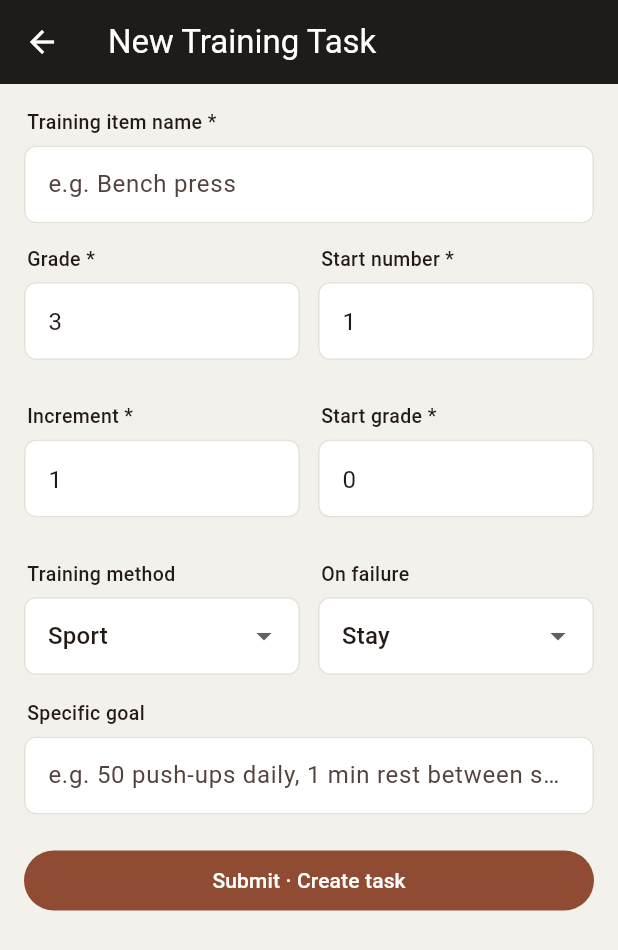
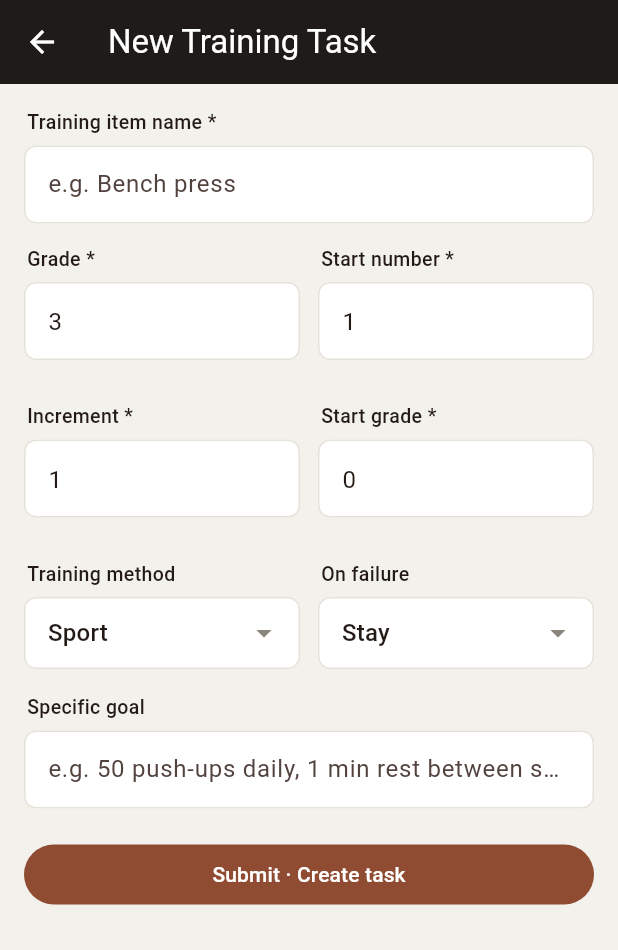
Before and after one commit to teigkuang/flutter_advanced_trainer, a Flutter app: the screen it shows after launch, after a tap on "Create your first training task", on a phone screen of 412 x 824 dp. Shown: the top 950 px of the screen. Run offline on Flutter 3.47's test engine with Material 3 defaults, Android fonts, the phone set to English and light mode, and no system bars; our stand-ins replace sqflite, sqflite_common_ffi; accounts and stored records are empty; Roboto replaces fonts that are missing (MicrosoftYaHei).

Commit message:
feat: 首页成就改已完成第X阶·第X级；执行页条目改第X项+参考量X；新建页训练方式/未完成规则下拉呈现优化

```diff
--- a/lib/l10n/app_localizations.dart
+++ b/lib/l10n/app_localizations.dart
@@ -284,11 +284,11 @@ abstract class AppLocalizations {
   /// **'Recede'**
   String get failRecede;
 
-  /// No description provided for @achievedCount.
+  /// No description provided for @achievedText.
   ///
   /// In en, this message translates to:
-  /// **'Completed {n} reps'**
-  String achievedCount(int n);
+  /// **'Completed {grade} · {level}'**
+  String achievedText(String grade, String level);
 
   /// No description provided for @detailTitle.
   ///
@@ -368,6 +368,12 @@ abstract class AppLocalizations {
   /// **'Item {index}'**
   String itemIndex(int index);
 
+  /// No description provided for @refLabel.
+  ///
+  /// In en, this message translates to:
+  /// **'Ref'**
+  String get refLabel;
+
   /// No description provided for @toastDoneFinish.
   ///
   /// In en, this message translates to:
--- a/lib/ui/create_page.dart
+++ b/lib/ui/create_page.dart
@@ -7,6 +7,7 @@ import 'package:flutter/services.dart';
 import '../engine/models.dart';
 import '../engine/progress_engine.dart';
 import 'app_scope.dart';
+import 'theme.dart';
 import '../l10n/app_localizations.dart';
 
 class CreatePage extends StatefulWidget {
@@ -168,7 +169,12 @@ class _CreatePageState extends State<CreatePage> {
     );
   }
 
-  Widget _methodField(AppLocalizations l10n) {
+  Widget _selectField(
+    String label,
+    List<DropdownMenuItem<String>> items,
+    String value,
+    ValueChanged<String> onChanged,
+  ) {
     return Padding(
       padding: const EdgeInsets.only(bottom: 14),
       child: Column(
@@ -176,45 +182,60 @@ class _CreatePageState extends State<CreatePage> {
         children: [
           Padding(
             padding: const EdgeInsets.only(left: 2, bottom: 6),
-            child: Text(l10n.fieldMethod, style: const TextStyle(fontSize: 13, fontWeight: FontWeight.w500)),
+            child: Text(label, style: const TextStyle(fontSize: 13, fontWeight: FontWeight.w500)),
           ),
           DropdownButtonFormField<String>(
-            initialValue: _method,
-            items: [
-              DropdownMenuItem(value: '运动', child: Text(l10n.methodSport)),
-              DropdownMenuItem(value: '学习', child: Text(l10n.methodStudy)),
-              DropdownMenuItem(value: '任务', child: Text(l10n.methodTask)),
-              DropdownMenuItem(value: '其他', child: Text(l10n.methodOther)),
-            ],
-            onChanged: (v) => setState(() => _method = v!),
-            decoration: const InputDecoration(),
+            initialValue: value,
+            isExpanded: true,
+            items: items,
+            onChanged: (v) => onChanged(v!),
+            icon: const Icon(Icons.arrow_drop_down, color: AppColors.mut),
+            decoration: InputDecoration(
+              filled: true,
+              fillColor: AppColors.card,
+              contentPadding: const EdgeInsets.symmetric(horizontal: 12, vertical: 12),
+              border: OutlineInputBorder(
+                borderRadius: BorderRadius.circular(8),
+                borderSide: const BorderSide(color: AppColors.line),
+              ),
+              enabledBorder: OutlineInputBorder(
+                borderRadius: BorderRadius.circular(8),
+                borderSide: const BorderSide(color: AppColors.line),
+              ),
+              focusedBorder: OutlineInputBorder(
+                borderRadius: BorderRadius.circular(8),
+                borderSide: const BorderSide(color: AppColors.acc, width: 1.5),
+              ),
+            ),
           ),
         ],
       ),
     );
   }
 
+  Widget _methodField(AppLocalizations l10n) {
+    return _selectField(
+      l10n.fieldMethod,
+      [
+        DropdownMenuItem(value: '运动', child: Text(l10n.methodSport)),
+        DropdownMenuItem(value: '学习', child: Text(l10n.methodStudy)),
+        DropdownMenuItem(value: '任务', child: Text(l10n.methodTask)),
+        DropdownMenuItem(value: '其他', child: Text(l10n.methodOther)),
+      ],
+      _method,
+      (v) => setState(() => _method = v),
+    );
+  }
+
   Widget _failField(AppLocalizations l10n) {
-    return Padding(
-      padding: const EdgeInsets.only(bottom: 14),
-      child: Column(
-        crossAxisAlignment: CrossAxisAlignment.start,
-        children: [
-          Padding(
-            padding: const EdgeInsets.only(left: 2, bottom: 6),
-            child: Text(l10n.fieldFailRule, style: const TextStyle(fontSize: 13, fontWeight: FontWeight.w500)),
-          ),
-          DropdownButtonFormField<String>(
-            initialValue: _failRule,
-            items: [
-              DropdownMenuItem(value: '停留', child: Text(l10n.failStay)),
-              DropdownMenuItem(value: '回退', child: Text(l10n.failRecede)),
-            ],
-            onChanged: (v) => setState(() => _failRule = v!),
-            decoration: const InputDecoration(),
-          ),
-        ],
-      ),
+    return _selectField(
+      l10n.fieldFailRule,
+      [
+        DropdownMenuItem(value: '停留', child: Text(l10n.failStay)),
+        DropdownMenuItem(value: '回退', child: Text(l10n.failRecede)),
+      ],
+      _failRule,
+      (v) => setState(() => _failRule = v),
     );
   }
 }
--- a/lib/ui/home_page.dart
+++ b/lib/ui/home_page.dart
@@ -30,17 +30,19 @@ class _HomePageState extends State<HomePage> {
 
   Future<void> _load() async {
     setState(() => _loading = true);
+    final l10n = AppLocalizations.of(context)!;
     final repo = AppScope.of(context).repository;
     final items = await repo.listItems();
     final cards = <_CardData>[];
     for (final it in items) {
       final pr = await repo.getProgress(it.id!) ?? ProgressEngine.initialState(it);
-      final total = ProgressEngine.totalCompleted(it, pr);
+      final started = !(pr.grade == it.beginGrade - 1 && pr.level == 0 && pr.rep == 0);
       cards.add(_CardData(
         item: it,
         done: it.status == 'DONE',
-        wait: total == 0 && it.status != 'DONE',
-        achieved: total,
+        wait: !started,
+        gradeText: started ? ProgressEngine.gradeTitle(pr.grade) : '',
+        levelText: started ? l10n.levelPos(pr.level + 1) : '',
       ));
     }
     if (!mounted) return;
@@ -119,12 +121,14 @@ class _CardData {
   final TrainingItem item;
   final bool done;
   final bool wait;
-  final int achieved;
+  final String gradeText;
+  final String levelText;
   const _CardData({
     required this.item,
     required this.done,
     required this.wait,
-    required this.achieved,
+    required this.gradeText,
+    required this.levelText,
   });
 }
 
@@ -161,7 +165,9 @@ class _TaskCard extends StatelessWidget {
             ),
             const SizedBox(height: 7),
             Text(
-              data.wait ? l10n.statusWait : l10n.achievedCount(data.achieved),
+              data.wait
+                  ? l10n.statusWait
+                  : l10n.achievedText(data.gradeText, data.levelText),
               style: const TextStyle(fontSize: 12, color: AppColors.mut),
             ),
           ],
```
Also changed, not shown: lib/engine/progress_engine.dart (+0 -12 lines), lib/l10n/app_en.arb (+5 -3 lines), lib/l10n/app_localizations_en.dart (+5 -2 lines), lib/l10n/app_localizations_zh.dart (+5 -2 lines), lib/l10n/app_zh.arb (+5 -3 lines), lib/ui/execute_page.dart (+9 -7 lines), 1 other file.
